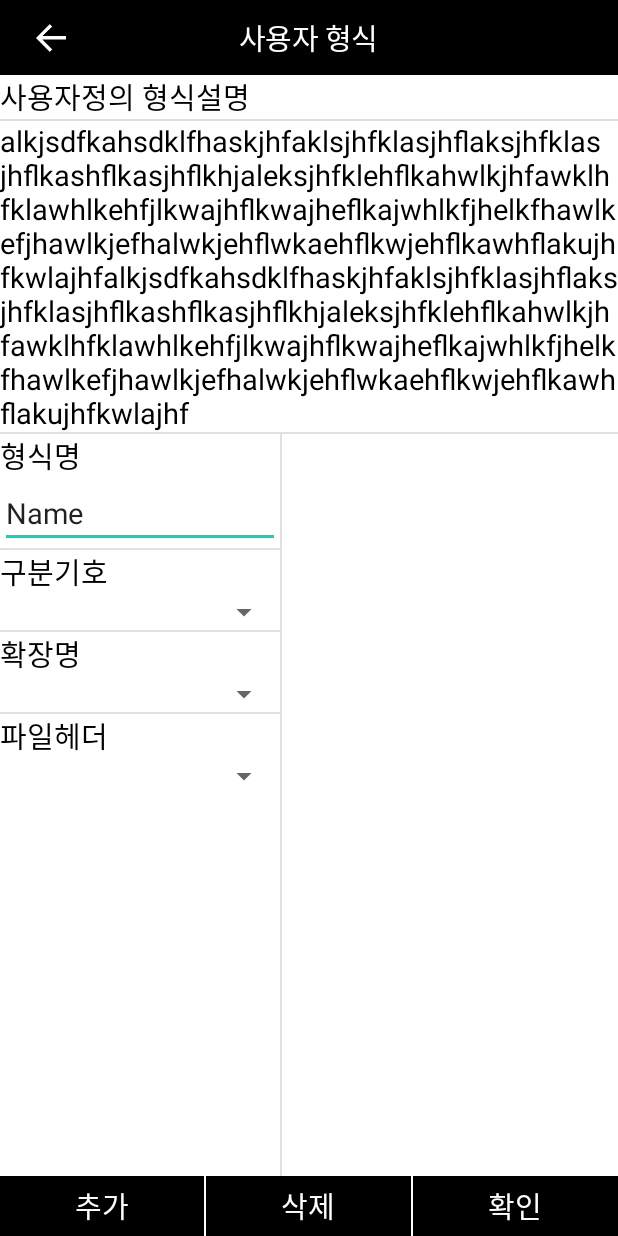
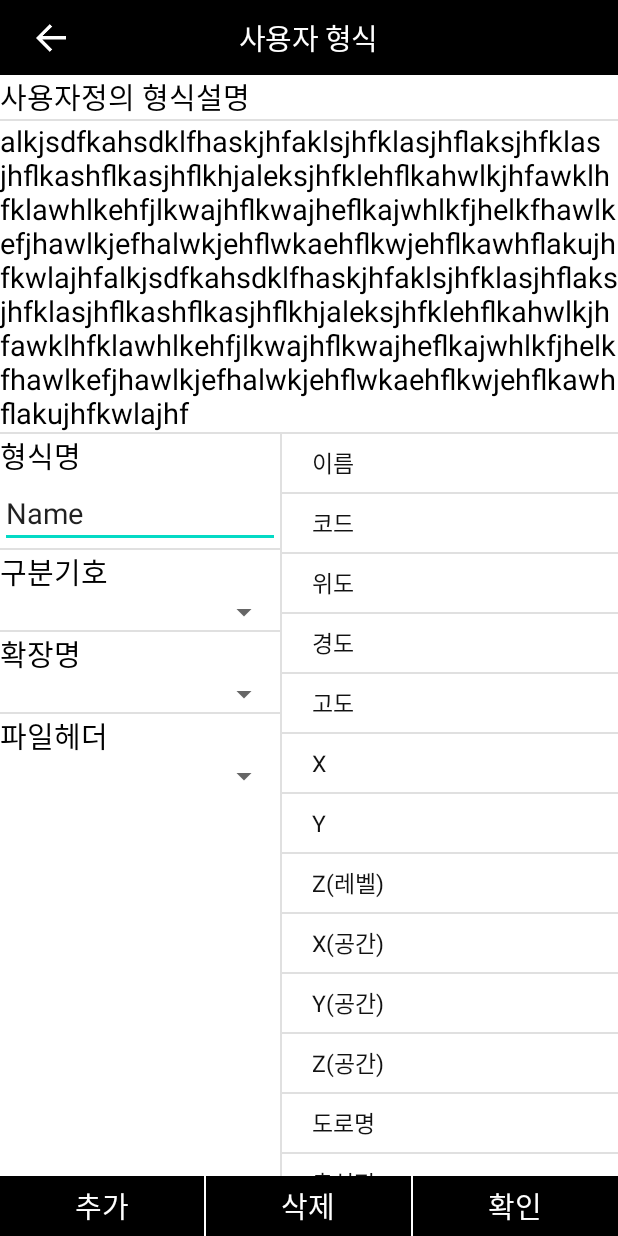
Before and after one commit to developer-caleb/gnss05, an Android app: the UserFormat screen opened directly, with no data from a screen before it, on a phone screen of 412 x 824 dp. Run offline under Robolectric (Android 15) with nearby library versions, the phone set to English and light mode, and no system bars; our stand-ins replace data binding.

Commit message:
6.23 시작!!
일단 되긴 되는 거 같음

```diff
--- a/app/src/main/java/kr/loplab/gnss05/StandardPointActivity.kt
+++ b/app/src/main/java/kr/loplab/gnss05/StandardPointActivity.kt
@@ -17,11 +17,6 @@ class StandardPointActivity : ActivityBase<ActivityStandardPointBinding>() {
     override val layoutResourceId: Int
         get() = R.layout.activity_standard_point
     val viewModel : StandardPointViewModel by viewModel()
-    override fun onCreate(savedInstanceState: Bundle?) {
-        super.onCreate(savedInstanceState)
-
-
-    }
 
     //액션버튼 메뉴 액션바에 집어 넣기
     override fun onCreateOptionsMenu(menu: Menu?): Boolean {
--- a/app/src/main/java/kr/loplab/gnss05/UserFormat.kt
+++ b/app/src/main/java/kr/loplab/gnss05/UserFormat.kt
@@ -2,21 +2,35 @@ package kr.loplab.gnss05
 
 import androidx.appcompat.app.AppCompatActivity
 import android.os.Bundle
+import android.view.View
+import androidx.recyclerview.widget.RecyclerView
 import kr.loplab.gnss02.ActivityBase
 import kr.loplab.gnss05.databinding.ActivityStandardPointBinding
 import kr.loplab.gnss05.databinding.ActivityUserFormatBinding
 
-class UserFormat : ActivityBase<ActivityUserFormatBinding>()  {
+class UserFormat : ActivityBase<ActivityUserFormatBinding>(), UserFormatRecyclerViewAdapter.RecyclerItemClickListener  {
     override val layoutResourceId: Int
         get() = R.layout.activity_user_format
-    override fun onCreate(savedInstanceState: Bundle?) {
-        super.onCreate(savedInstanceState)
-
-
-    }
+    var optionitemlist  = arrayOf("이름", "코드", "위도", "경도", "고도", "X", "Y", "Z(레벨)", "X(공간)", "Y(공간)", "Z(공간)", "도로명", "측설점",
+            "단면스테이션", "중간 말뚝거리", "수직거리", "스테이션", "옵셋", "레벨편차", "시작거리", "타워명", "타워번호",
+            "속성유형", "현재날짜", "현재시간", "UTC날짜", "UTC시간", "위성연산", "위성추적중", "수평오차", "수직오차",
+            "Σn", "σe", "PDOP", "HDOP", "VDOP", "저장모드", "솔루션 정보", "Detailed Solution Status", "지연",
+            "컷 오프 각도", "반복횟수", "안테나 높이", "속도", "방향 기준국 ID", "기준국 위도", "기준국 경도",
+            "기준국 고도", "기준국과 거리", "원점 위도", "원점 경도", "원점 고도", "Station Correction x",
+            "Station Correction y", "Station Correction h", "경사 보정", "Pitch", "Roll", "Yaw", "경사 각도", "투영 각도",
+            "X보정", "Y보정", "Z보정", "공분산 Cxx", "공분산 Cxy", "공분산 Cxz", "공분산 Cyx", "공분산 Cyy", "공분산 Cyz",
+            "공분산 Czx", "공분산 Czy", "공분산 Czz", "SD", "HD", "VD", "HA", "VA", "PPM", "참조각도", "알려진 방위각",
+            "스테이션 좌표 북쪽", "스테이션 좌표 동쪽", "스테이션 좌표 높이", "반사경", "HI", "프리즘상수", "HT")
+    private lateinit var adapter : UserFormatRecyclerViewAdapter
 
     override fun init() {
-     //
+        var data = ArrayList<Array<String>>()
+        optionitemlist.forEachIndexed { index, item ->data.add(arrayOf(item))}
+        adapter  = UserFormatRecyclerViewAdapter(this, data)
+        adapter.setClickListener(this)
+        viewBinding.recyclerviewUserFormatSettings.adapter = adapter
+
+      //
     }
 
     override fun initListener() {
@@ -27,4 +41,8 @@ class UserFormat : ActivityBase<ActivityUserFormatBinding>()  {
     override fun initDatabinding() {
        //
     }
+
+    override fun onItemClick(view: View?, position: Int) {
+        TODO("Not yet implemented")
+    }
 }
--- a/app/src/main/java/kr/loplab/gnss05/UserFormatRecyclerViewAdapter.kt
+++ b/app/src/main/java/kr/loplab/gnss05/UserFormatRecyclerViewAdapter.kt
@@ -48,7 +48,7 @@ class UserFormatRecyclerViewAdapter internal constructor(context: Context?, data
         }
 
         init {
-            myTextView = itemView.findViewById(R.id.list_text2)
+            myTextView = itemView.findViewById(R.id.tv_customformat_recyclerviewitems)
             //imageView = itemView.findViewById(R.id.recyclerview_icon)
             itemView.setOnClickListener(this)
         }
```
